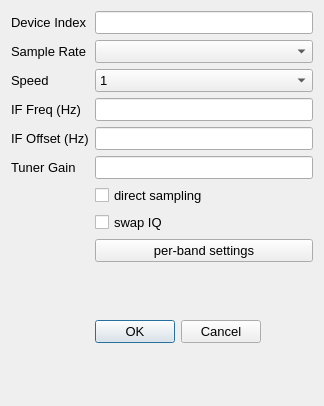
Above: so2sdr-bandmap/rtlsetup.ui from n4ogw/so2sdr before the change. Below: the same form after it.
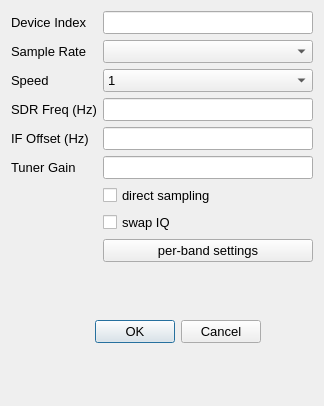
That is the form after the change.

What changed in the file:
```diff
--- a/so2sdr-bandmap/rtlsetup.ui
+++ b/so2sdr-bandmap/rtlsetup.ui
@@ -141,7 +141,7 @@
      <item row="3" column="0">
       <widget class="QLabel" name="label">
        <property name="text">
-        <string>IF Freq (Hz)</string>
+        <string>SDR Freq (Hz)</string>
        </property>
       </widget>
      </item>
```
Left out of the diff: 2 changed lines with no effect on the pictures.
